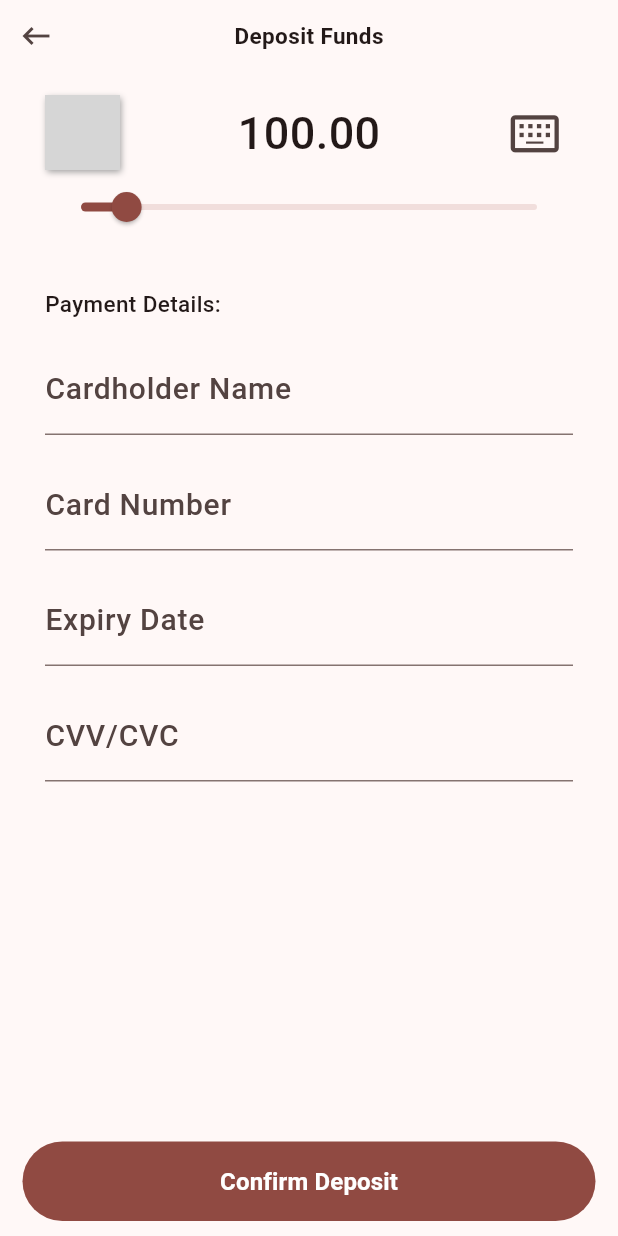
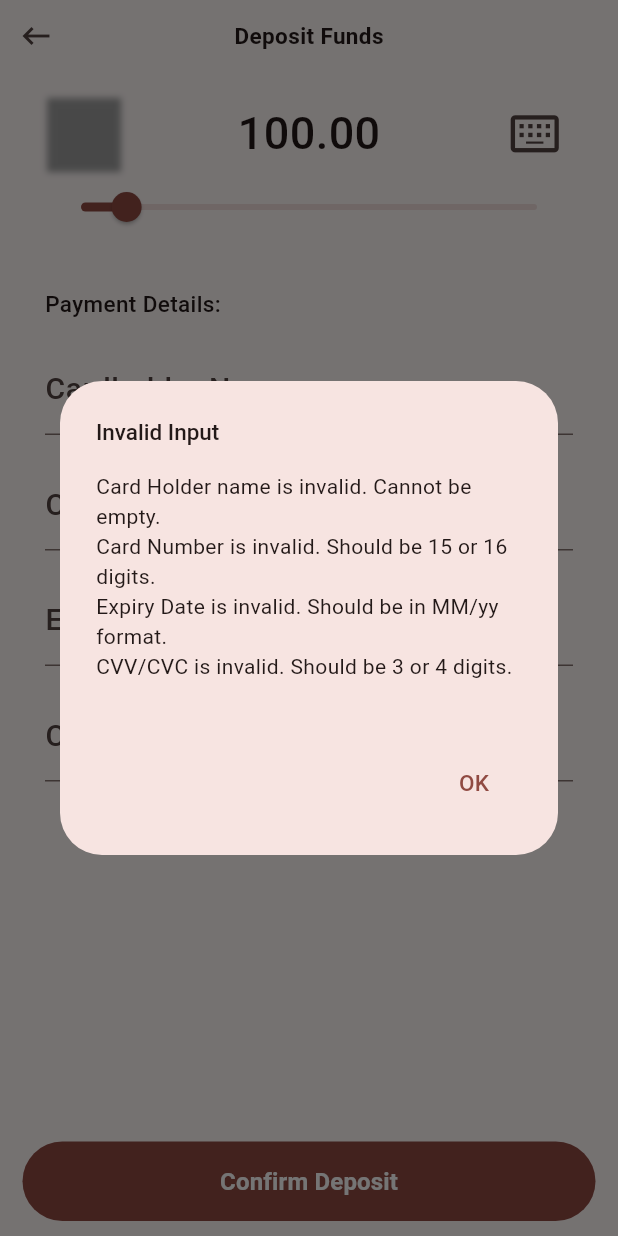
Before and after one commit to RoyalScribblz/xchange, a Flutter app: the DepositPage screen opened directly with empty values, after a tap on "Confirm Deposit", on a phone screen of 412 x 824 dp. Run offline on Flutter 3.47's test engine with Material 3 defaults, Android fonts, the phone set to English and light mode, and no system bars; our stand-ins replace file_picker, flutter_bloc, image_picker; missing offline and left inert: auth0_flutter, pdfrx; generated files the repository leaves out were written again; Roboto replaces fonts that are missing (HelveticaNeueInterface); grey boxes are pictures that could not be loaded.

Commit message:
other validation

```diff
--- a/lib/presentation/controllers/deposit_cubit.dart
+++ b/lib/presentation/controllers/deposit_cubit.dart
@@ -64,4 +64,29 @@ class DepositCubit extends Cubit<DepositRequest> {
       ),
     );
   }
+
+  String validate() {
+    String response = "";
+    if (state.cardholderName.isEmpty) {
+      response += "Card Holder name is invalid. Cannot be empty.\n";
+    }
+
+    final int cardNumbers = state.cardNumber.replaceAll(" ", "").length;
+    if (cardNumbers != 15 && cardNumbers != 16) {
+      response += "Card Number is invalid. Should be 15 or 16 digits.\n";
+    }
+
+    final RegExp regExp = RegExp(r"^(0[1-9]|1[0-2])\/\d{2}$");
+    if (!regExp.hasMatch(state.expiryDate)) {
+      response += "Expiry Date is invalid. Should be in MM/yy format.\n";
+    }
+
+    final cvv = int.tryParse(state.cvvCvc);
+    final int cvvLength = cvv.toString().length;
+    if (state.cvvCvc.isEmpty || cvv == null || (cvvLength != 3 && cvvLength != 4)) {
+      response += "CVV/CVC is invalid. Should be 3 or 4 digits.\n";
+    }
+
+    return response;
+  }
 }
--- a/lib/presentation/pages/deposit_page/deposit_page.dart
+++ b/lib/presentation/pages/deposit_page/deposit_page.dart
@@ -102,6 +102,7 @@ class DepositPage extends StatelessWidget {
                           ),
                           const SizedBox(height: 15),
                           TextField(
+                            keyboardType: TextInputType.number,
                             onChanged: (String cardNumber) =>
                                 depositCubit.setCardNumber(cardNumber),
                             decoration: InputDecoration(
@@ -111,6 +112,7 @@ class DepositPage extends StatelessWidget {
                           ),
                           const SizedBox(height: 15),
                           TextField(
+                            keyboardType: TextInputType.phone,
                             onChanged: (String expiryDate) =>
                                 depositCubit.setExpiryDate(expiryDate),
                             decoration: InputDecoration(
@@ -120,6 +122,7 @@ class DepositPage extends StatelessWidget {
                           ),
                           const SizedBox(height: 15),
                           TextField(
+                            keyboardType: TextInputType.number,
                             onChanged: (String cvvCvc) =>
                                 depositCubit.setCvvCvc(cvvCvc),
                             decoration: InputDecoration(
@@ -135,6 +138,27 @@ class DepositPage extends StatelessWidget {
                     ContinueButton(
                       label: "Confirm Deposit",
                       onPressed: () async {
+                        final validation = depositCubit.validate();
+
+                        if (validation.isNotEmpty) {
+                          await showDialog(
+                            context: context,
+                            builder: (context) {
+                              return AlertDialog(
+                                title: Text("Invalid Input", style: Fonts.neueMedium(15)),
+                                content: Text(validation),
+                                actions: [
+                                  TextButton(
+                                    onPressed: () => Navigator.of(context).pop(),
+                                    child: Text("OK", style: Fonts.neueMedium(15)),
+                                  ),
+                                ],
+                              );
+                            },
+                          );
+                          return;
+                        }
+
                         final bool success = await accountsCubit.deposit(
                             account.accountId, depositCubit.state.amount);
 
```
Also changed, not shown: lib/presentation/controllers/withdraw_cubit.dart (+14 -0 lines), lib/presentation/pages/withdraw_page/withdraw_page.dart (+21 -0 lines), 1 other file.
